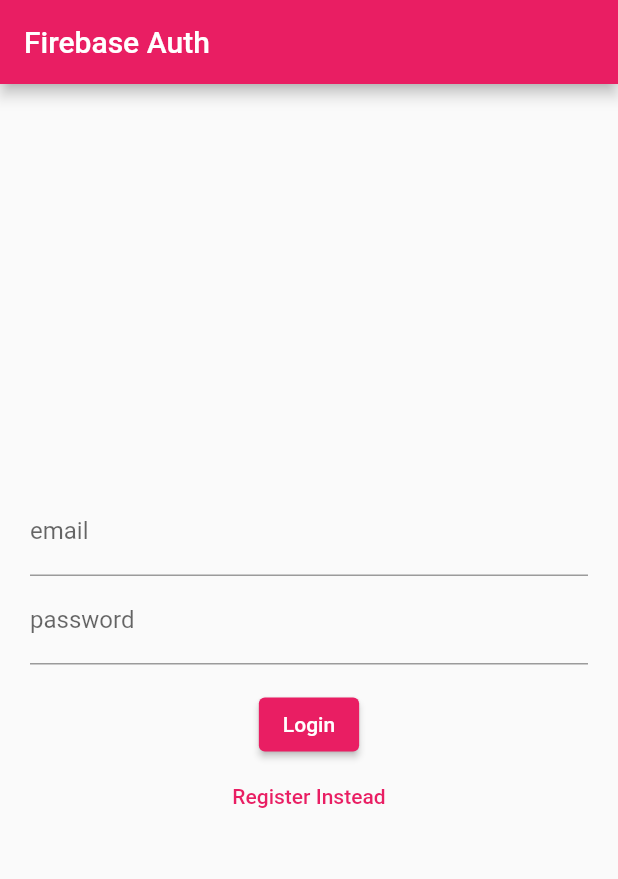
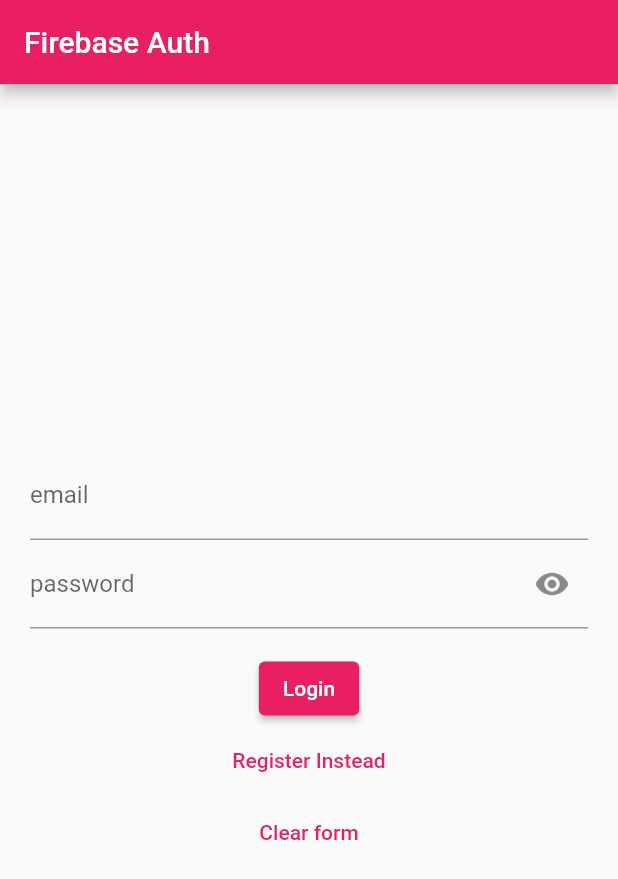
Before and after one commit to 26june/walkerrr, a Flutter app: the screen it shows after launch, on a phone screen of 412 x 824 dp. Shown: the top 879 px of the screen. Run offline on Flutter 3.47's test engine with Material 2 defaults, Android fonts, the phone set to English and light mode, and no system bars; our stand-ins replace firebase_auth, firebase_core, pedometer; accounts and stored records are empty.

Commit message:
password-visible-reset-button

```diff
--- a/lib/pages/login_register_page.dart
+++ b/lib/pages/login_register_page.dart
@@ -12,6 +12,7 @@ class LoginPage extends StatefulWidget {
 class _LoginPageState extends State<LoginPage> {
   String? errorMessage = "";
   bool isLogin = true;
+  bool _isVisible = true;
 
   final TextEditingController _controllerEmail = TextEditingController();
   final TextEditingController _controllerPassword = TextEditingController();
@@ -59,12 +60,22 @@ class _LoginPageState extends State<LoginPage> {
     TextEditingController controller,
   ) {
     return TextField(
-      obscureText: true,
+      obscureText: _isVisible,
       enableSuggestions: false,
       autocorrect: false,
       controller: controller,
       decoration: InputDecoration(
         labelText: title,
+        suffixIcon: IconButton(
+          icon: Icon(
+            _isVisible ? Icons.visibility : Icons.visibility_off,
+          ),
+          onPressed: () {
+            setState(() {
+              _isVisible = !_isVisible;
+            });
+          },
+        ),
       ),
     );
   }
@@ -79,6 +90,15 @@ class _LoginPageState extends State<LoginPage> {
             ? signInWithEmailAndPassword
             : createUserWithEmailAndPassword,
         child: Text(isLogin ? "Login" : "Register"));
+  }
+
+  Widget _clearForm() {
+    return TextButton(
+        onPressed: () {
+          _controllerEmail.clear();
+          _controllerPassword.clear();
+        },
+        child: Text("Clear form"));
   }
 
   Widget _loginOrRegisterButton() {
@@ -97,7 +117,6 @@ class _LoginPageState extends State<LoginPage> {
       appBar: AppBar(
         title: _title(),
       ),
-
       body: Container(
         height: double.infinity,
         width: double.infinity,
@@ -111,6 +130,7 @@ class _LoginPageState extends State<LoginPage> {
             _errorMessage(),
             _submitButton(),
             _loginOrRegisterButton(),
+            _clearForm(),
           ],
         ),
       ),
```
